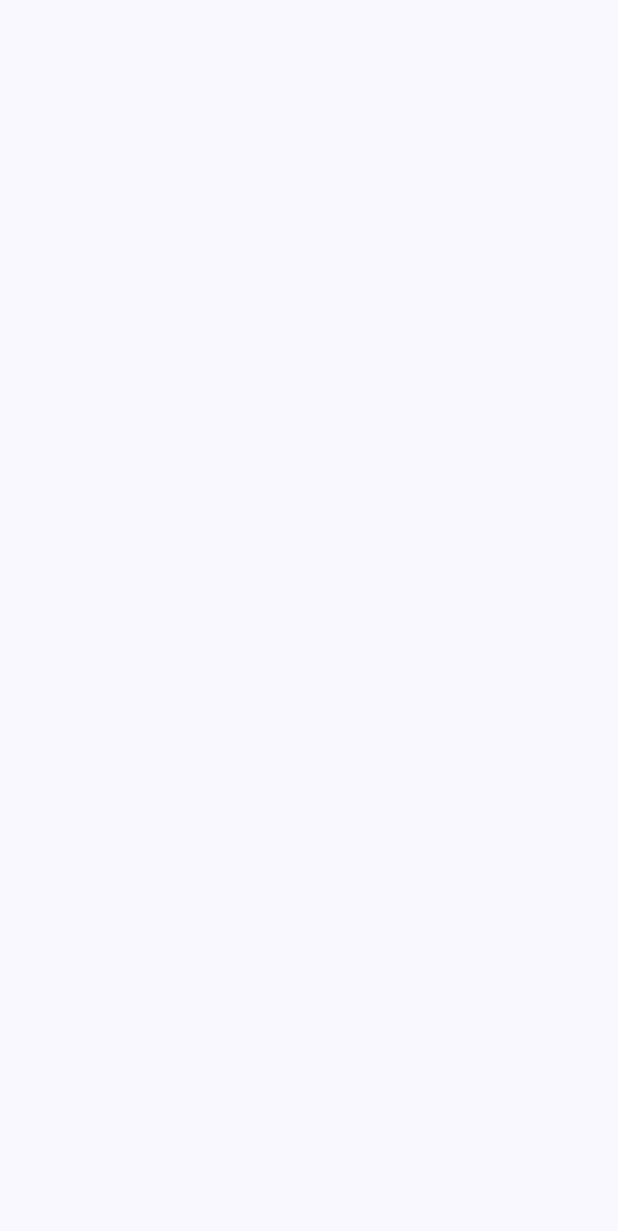
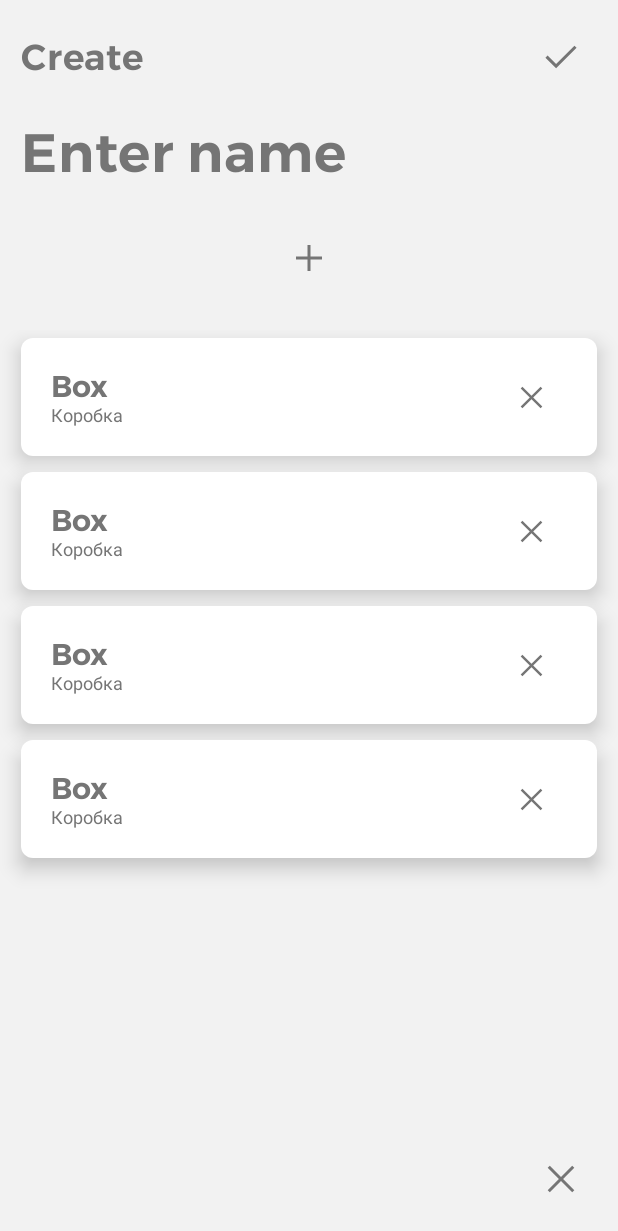
Before and after one commit to kredaoCode/LearningWords, an Android app built with Jetpack Compose: the screen it shows after launch (MainActivity), on a phone screen of 412 x 824 dp. Before the commit the part shown is empty. Shown: the top 1231 px of the screen. Run offline under Robolectric (Android 15) with nearby library versions, the phone set to English and light mode, and no system bars; our stand-ins replace constraintlayout-compose.

Commit message:
screen List dictionaries & edit dictionaries

```diff
--- a/app/build.gradle.kts
+++ b/app/build.gradle.kts
@@ -51,6 +51,7 @@ android {
 
 dependencies {
 
+    implementation("androidx.constraintlayout:constraintlayout-compose:1.0.1")
     implementation("androidx.core:core-ktx:1.13.1")
     implementation("androidx.lifecycle:lifecycle-runtime-ktx:2.8.3")
     implementation("androidx.activity:activity-compose:1.9.0")
--- a/app/src/main/java/ru/kredao/learningwords/MainActivity.kt
+++ b/app/src/main/java/ru/kredao/learningwords/MainActivity.kt
@@ -3,11 +3,8 @@ package ru.kredao.learningwords
 import android.os.Bundle
 import androidx.activity.ComponentActivity
 import androidx.activity.compose.setContent
-import androidx.compose.foundation.background
-import androidx.compose.foundation.layout.Column
-import androidx.compose.foundation.layout.fillMaxSize
-import androidx.compose.material3.MaterialTheme
-import androidx.compose.ui.Modifier
+import ru.kredao.learningwords.screens.EditDictionaries
+import ru.kredao.learningwords.screens.ListDictionaries
 import ru.kredao.learningwords.ui.theme.LearningWordsTheme
 
 class MainActivity : ComponentActivity() {
@@ -15,13 +12,8 @@ class MainActivity : ComponentActivity() {
         super.onCreate(savedInstanceState)
         setContent {
             LearningWordsTheme {
-                Column(
-                    modifier = Modifier
-                        .fillMaxSize()
-                        .background(MaterialTheme.colorScheme.background)
-                ) {
-
-                }
+                //ListDictionaries()
+                EditDictionaries()
             }
         }
     }
--- /dev/null
+++ b/app/src/main/java/ru/kredao/learningwords/screens/EditDictionaries.kt
@@ -0,0 +1,319 @@
+package ru.kredao.learningwords.screens
+
+import androidx.compose.foundation.background
+import androidx.compose.foundation.clickable
+import androidx.compose.foundation.layout.Arrangement
+import androidx.compose.foundation.layout.Box
+import androidx.compose.foundation.layout.Column
+import androidx.compose.foundation.layout.PaddingValues
+import androidx.compose.foundation.layout.Row
+import androidx.compose.foundation.layout.fillMaxSize
+import androidx.compose.foundation.layout.fillMaxWidth
+import androidx.compose.foundation.layout.padding
+import androidx.compose.foundation.layout.size
+import androidx.compose.foundation.lazy.LazyColumn
+import androidx.compose.foundation.lazy.itemsIndexed
+import androidx.compose.foundation.shape.RoundedCornerShape
+import androidx.compose.foundation.text.BasicTextField
+import androidx.compose.material3.Icon
+import androidx.compose.material3.IconButton
+import androidx.compose.material3.MaterialTheme
+import androidx.compose.material3.Text
+import androidx.compose.runtime.Composable
+import androidx.compose.runtime.*
+import androidx.compose.runtime.mutableStateListOf
+import androidx.compose.runtime.mutableStateOf
+import androidx.compose.runtime.remember
+import androidx.compose.ui.Alignment
+import androidx.compose.ui.Modifier
+import androidx.compose.ui.draw.shadow
+import androidx.compose.ui.res.painterResource
+import androidx.compose.ui.text.TextStyle
+import androidx.compose.ui.text.font.Font
+import androidx.compose.ui.text.font.FontFamily
+import androidx.compose.ui.text.font.FontWeight
+import androidx.compose.ui.tooling.preview.Preview
+import androidx.compose.ui.unit.dp
+import androidx.compose.ui.unit.sp
+import androidx.constraintlayout.compose.ConstraintLayout
+import androidx.constraintlayout.compose.Dimension
+import ru.kredao.learningwords.R
+
+@Preview(showBackground = true)
+@Composable
+fun EditDictionaries() {
+    val myFontFamily = FontFamily(
+        Font(R.font.montserrat, FontWeight.Normal),
+        Font(R.font.montserrat_semibold, FontWeight.SemiBold)
+    )
+    var nameDict by remember {
+        mutableStateOf("")
+    }
+    var onCreateItem by remember {
+        mutableStateOf(false)
+    }
+    val items = remember {
+        mutableStateListOf(
+            mutableStateListOf("Box", "Коробка"),
+            mutableStateListOf("Box", "Коробка"),
+            mutableStateListOf("Box", "Коробка"),
+            mutableStateListOf("Box", "Коробка")
+        )
+    }
+
+
+    fun deleteItem(index: Int) {
+        items.removeAt(index)
+    }
+
+    fun createItem(word: String, translate: String) {
+        items.add(0, mutableStateListOf(word, translate))
+    }
+
+    ConstraintLayout(
+        modifier = Modifier
+            .fillMaxSize()
+            .background(MaterialTheme.colorScheme.background)
+    ) {
+        val (header, input, add, list, remove) = createRefs()
+
+
+        Row(
+            modifier = Modifier
+                .fillMaxWidth()
+                .padding(horizontal = 14.dp)
+                .constrainAs(header) {
+                    top.linkTo(parent.top, margin = 14.dp)
+                },
+            horizontalArrangement = Arrangement.SpaceBetween,
+            verticalAlignment = Alignment.CenterVertically
+        ) {
+            Text(
+                text = "Create",
+                color = MaterialTheme.colorScheme.primary,
+                fontSize = 24.sp,
+                fontFamily = myFontFamily,
+                fontWeight = FontWeight.SemiBold,
+            )
+            IconButton(onClick = { /*ПУСТОТА*/ }) {
+                Icon(
+                    painter = painterResource(id = R.drawable.ic_check),
+                    contentDescription = "add",
+                    tint = MaterialTheme.colorScheme.primary,
+                    modifier = Modifier.size(32.dp)
+                )
+            }
+        }
+        BasicTextField(
+            value = nameDict,
+            onValueChange = { nameDict = it },
+            modifier = Modifier
+                .fillMaxWidth()
+                .constrainAs(input) {
+                    top.linkTo(header.bottom, margin = 18.dp)
+                    start.linkTo(parent.start, margin = 14.dp)
+                },
+            singleLine = true,
+            textStyle = TextStyle(
+                color = MaterialTheme.colorScheme.primary,
+                fontSize = 36.sp,
+                fontFamily = myFontFamily,
+                fontWeight = FontWeight.SemiBold,
+            ),
+            decorationBox = { innerTextField ->
+                Box(modifier = Modifier.fillMaxWidth()) {
+                    if (nameDict == "") {
+                        Text(
+                            text = "Enter name",
+                            color = MaterialTheme.colorScheme.primary,
+                            fontSize = 36.sp,
+                            fontFamily = myFontFamily,
+                            fontWeight = FontWeight.SemiBold
+                        )
+                    }
+                    innerTextField()
+                }
+            }
+        )
+        Box(
+            modifier = Modifier
+                .fillMaxWidth()
+                .padding(vertical = 24.dp, horizontal = 14.dp)
+                .constrainAs(add) {
+                    top.linkTo(input.bottom)
+                },
+            contentAlignment = Alignment.Center
+        ) {
+            if (onCreateItem) {
+                var word by remember {
+                    mutableStateOf("Word")
+                }
+                var translate by remember {
+                    mutableStateOf("Translate")
+                }
+                Box(
+                    modifier = Modifier
+                        .fillMaxWidth()
+                        .padding(horizontal = 20.dp, vertical = 15.dp)
+                ) {
+                    Row(
+                        horizontalArrangement = Arrangement.SpaceBetween,
+                        verticalAlignment = Alignment.CenterVertically,
+                        modifier = Modifier.fillMaxWidth()
+                    ) {
+                        Column {
+                            BasicTextField(
+                                value = word,
+                                onValueChange = { word = it },
+                                singleLine = true,
+                                textStyle = TextStyle(
+                                    color = MaterialTheme.colorScheme.primary,
+                                    fontSize = 20.sp,
+                                    fontFamily = myFontFamily,
+                                    fontWeight = FontWeight.SemiBold,
+                                )
+                            )
+                            BasicTextField(
+                                value = translate,
+                                onValueChange = { translate = it },
+                                singleLine = true,
+                                textStyle = TextStyle(
+                                    color = MaterialTheme.colorScheme.primary,
+                                    fontSize = 12.sp,
+                                    fontFamily = myFontFamily,
+                                    fontWeight = FontWeight.Normal,
+                                )
+                            )
+
+                        }
+                        Row {
+                            Box(
+                                modifier = Modifier
+                                    .clickable {
+                                        if (word != "" && translate != "") {
+                                            createItem(word, translate)
+                                            onCreateItem = false
+                                        }
+                                    }
+                                    .padding(end = 10.dp)
+                            ) {
+                                Icon(
+                                    painter = painterResource(id = R.drawable.ic_check),
+                                    contentDescription = "check",
+                                    tint = MaterialTheme.colorScheme.primary
+                                )
+                            }
+                            Box(
+                                modifier = Modifier.clickable {
+                                    onCreateItem = false
+                                }
+                            ) {
+                                Icon(
+                                    painter = painterResource(id = R.drawable.ic_remove),
+                                    contentDescription = "remove",
+                                    tint = MaterialTheme.colorScheme.primary
+                                )
+                            }
+
+                        }
+                    }
+                }
+            } else {
+                IconButton(onClick = { onCreateItem = true }) {
+                    Icon(
+                        painter = painterResource(id = R.drawable.ic_add),
+                        contentDescription = "add",
+                        tint = MaterialTheme.colorScheme.primary
+                    )
+                }
+            }
+
+        }
+        LazyColumn(
+            verticalArrangement = Arrangement.Top,
+            horizontalAlignment = Alignment.CenterHorizontally,
+            contentPadding = PaddingValues(horizontal = 14.dp),
+            modifier = Modifier
+                .fillMaxWidth()
+                .constrainAs(list) {
+                    top.linkTo(add.bottom)
+                    bottom.linkTo(remove.top)
+                    height = Dimension.fillToConstraints
+                }
+        ) {
+            itemsIndexed(
+                items
+            ) { index, item ->
+                Box(
+                    modifier = Modifier
+                        .fillMaxWidth()
+                        .padding(vertical = 5.dp)
+                        .shadow(
+                            elevation = 8.dp,
+                            shape = RoundedCornerShape(8.dp)
+                        )
+                        .background(MaterialTheme.colorScheme.secondary)
+                        .padding(horizontal = 20.dp, vertical = 15.dp)
+                ) {
+                    Row(
+                        horizontalArrangement = Arrangement.SpaceBetween,
+                        verticalAlignment = Alignment.CenterVertically,
+                        modifier = Modifier.fillMaxWidth()
+                    ) {
+                        Column {
+                            BasicTextField(
+                                value = item[0],
+                                onValueChange = { item[0] = it },
+                                singleLine = true,
+                                textStyle = TextStyle(
+                                    color = MaterialTheme.colorScheme.primary,
+                                    fontSize = 20.sp,
+                                    fontFamily = myFontFamily,
+                                    fontWeight = FontWeight.SemiBold,
+                                )
+                            )
+                            BasicTextField(
+                                value = item[1],
+                                onValueChange = { item[1] = it },
+                                singleLine = true,
+                                textStyle = TextStyle(
+                                    color = MaterialTheme.colorScheme.primary,
+                                    fontSize = 12.sp,
+                                    fontFamily = myFontFamily,
+                                    fontWeight = FontWeight.Normal,
+                                )
+                            )
+
+                        }
+                        IconButton(
+                            onClick = { deleteItem(index) }
+                        ) {
+                            Icon(
+                                painter = painterResource(id = R.drawable.ic_remove),
+                                contentDescription = "remove",
+                                tint = MaterialTheme.colorScheme.primary,
+                            )
+                        }
+                    }
+                }
+            }
+
+        }
+        IconButton(
+            onClick = { /*ПУСТОТА*/ },
+            modifier = Modifier
+                .constrainAs(remove) {
+                    end.linkTo(parent.end)
+                    bottom.linkTo(parent.bottom)
+                }
+                .padding(14.dp)
+        ) {
+            Icon(
+                painter = painterResource(id = R.drawable.ic_remove),
+                contentDescription = "add",
+                tint = MaterialTheme.colorScheme.primary,
+                modifier = Modifier.size(32.dp)
+            )
+        }
+    }
+}
--- a/app/src/main/java/ru/kredao/learningwords/ui/theme/Theme.kt
+++ b/app/src/main/java/ru/kredao/learningwords/ui/theme/Theme.kt
@@ -18,8 +18,8 @@ import androidx.core.view.WindowCompat
 
 private val DarkColorScheme = darkColorScheme(
     primary = GrayWhite,
-    secondary = Black,
-    background = Black,
+    secondary = Black2,
+    background = Black
 )
 
 private val LightColorScheme = lightColorScheme(
@@ -35,27 +35,22 @@ fun LearningWordsTheme(
     dynamicColor: Boolean = true,
     content: @Composable () -> Unit
 ) {
-    val colorScheme = when {
-        dynamicColor && Build.VERSION.SDK_INT >= Build.VERSION_CODES.S -> {
-            val context = LocalContext.current
-            if (darkTheme) dynamicDarkColorScheme(context) else dynamicLightColorScheme(context)
-        }
-
-        darkTheme -> DarkColorScheme
-        else -> LightColorScheme
+    val colors = if (darkTheme) {
+        DarkColorScheme
+    } else {
+        LightColorScheme
     }
     val view = LocalView.current
     if (!view.isInEditMode) {
         SideEffect {
             val window = (view.context as Activity).window
-            window.statusBarColor = colorScheme.primary.toArgb()
+            window.statusBarColor = colors.primary.toArgb()
             WindowCompat.getInsetsController(window, view).isAppearanceLightStatusBars = darkTheme
         }
     }
 
     MaterialTheme(
-        colorScheme = colorScheme,
-        typography = Typography,
+        colorScheme = colors,
         content = content
     )
 }
--- a/app/src/main/java/ru/kredao/learningwords/ui/theme/Type.kt
+++ /dev/null
@@ -1,25 +0,0 @@
-package ru.kredao.learningwords.ui.theme
-
-import androidx.compose.material3.Typography
-import androidx.compose.ui.text.TextStyle
-import androidx.compose.ui.text.font.Font
-import androidx.compose.ui.text.font.FontFamily
-import androidx.compose.ui.text.font.FontWeight
-import ru.kredao.learningwords.R
-
-// Set of Material typography styles to start with
-val myFontFamily = FontFamily(
-    Font(R.font.montserrat, FontWeight.Normal),
-    Font(R.font.montserrat_semibold, FontWeight.SemiBold)
-)
-
-val Typography = Typography(
-    displayLarge = TextStyle(
-        fontFamily = myFontFamily,
-        fontWeight = FontWeight.SemiBold,
-    ),
-    displayMedium = TextStyle(
-        fontFamily = myFontFamily,
-        fontWeight = FontWeight.Normal,
-    ),
-)
--- /dev/null
+++ b/app/src/main/res/drawable/ic_check.xml
@@ -0,0 +1,9 @@
+<vector xmlns:android="http://schemas.android.com/apk/res/android"
+    android:width="26dp"
+    android:height="26dp"
+    android:viewportWidth="26"
+    android:viewportHeight="26">
+  <path
+      android:pathData="M10.346,19.125L4.567,13.346L5.725,12.188L10.346,16.808L20.275,6.879L21.433,8.038L10.346,19.125Z"
+      android:fillColor="#757575"/>
+</vector>
```
Also changed, not shown: app/src/main/java/ru/kredao/learningwords/screens/ListDictionaries.kt (added, +133 -0 lines).
